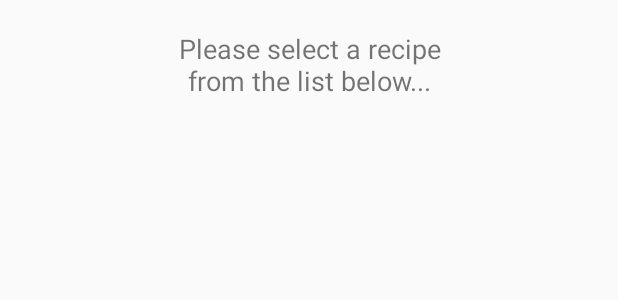
After one commit to LeonMulvaney/TheIntelligentFoodNetwork, an Android app: the layout activity_recipes_from_food_contents.xml on its own in the app's theme, with its tools: preview values and no code run, on a phone screen of 412 x 824 dp. The commit adds this screen. Shown: the top 300 px of the screen. Run offline under Robolectric (Android 15) with nearby library versions, the phone set to English and light mode, and no system bars.

```diff
--- a/app/src/main/AndroidManifest.xml
+++ b/app/src/main/AndroidManifest.xml
@@ -22,7 +22,9 @@
         <activity android:name=".Home" />
         <activity android:name=".AddFoodItem" />
         <activity android:name=".FoodContents" />
-        <activity android:name=".FoodSearch"></activity>
+        <activity android:name=".FoodSearch" />
+        <activity android:name=".RecipesFromFoodContents" />
+        <activity android:name=".NutrientsResult"></activity>
     </application>
 
 </manifest>
--- /dev/null
+++ b/app/src/main/res/layout/activity_recipes_from_food_contents.xml
@@ -0,0 +1,37 @@
+<?xml version="1.0" encoding="utf-8"?>
+<LinearLayout xmlns:android="http://schemas.android.com/apk/res/android"
+    xmlns:app="http://schemas.android.com/apk/res-auto"
+    xmlns:tools="http://schemas.android.com/tools"
+    android:layout_width="match_parent"
+    android:layout_height="match_parent"
+    tools:context="ie.ncirl.a14445618.theintelligentfoodnetwork.RecipesFromFoodContents"
+    android:orientation="vertical">
+
+    <TextView
+        android:layout_width="200dp"
+        android:layout_height="wrap_content"
+        android:layout_marginTop="20dp"
+        android:text="Please select a recipe from the list below..."
+        android:layout_gravity="center"
+        android:textAlignment="center"
+        android:textSize="18sp"/>
+
+    <ScrollView
+        android:layout_width="fill_parent"
+        android:layout_height="wrap_content">
+
+        <LinearLayout
+            android:layout_width="fill_parent"
+            android:layout_height="wrap_content"
+            android:orientation="vertical">
+
+            <ListView
+                android:id="@+id/recipeListView"
+                android:layout_width="fill_parent"
+                android:layout_height="wrap_content"
+                android:layout_marginTop="15dp">
+            </ListView>
+        </LinearLayout>
+    </ScrollView>
+
+</LinearLayout>
--- a/app/src/main/res/layout/food_search_item_adapter_layout.xml
+++ b/app/src/main/res/layout/food_search_item_adapter_layout.xml
@@ -10,8 +10,7 @@
         <LinearLayout
             android:layout_width="fill_parent"
             android:layout_height="wrap_content"
-            android:orientation="vertical"
-            android:background="@color/white">
+            android:orientation="vertical">
 
             <TextView
                 android:id="@+id/tvNutritionalFacts"
--- a/app/src/main/res/values/strings.xml
+++ b/app/src/main/res/values/strings.xml
@@ -12,6 +12,7 @@
     <string name="add_food_item_action_bar_string">Add Item</string>
     <string name="recipes_action_bar_string">My Fridge</string>
     <string name="food_search_action_bar_string">Nutritional Values</string>
+    <string name="recipes_from_food_contents_action_bar_string">Recipes based on</string>
 
     <!--Food Contents Spinner -->
     <string-array name="food_contents_spinner_array">
```
Also changed, not shown: app/src/main/java/ie/ncirl/a14445618/theintelligentfoodnetwork/FoodContents.java (+17 -25 lines), app/src/main/java/ie/ncirl/a14445618/theintelligentfoodnetwork/NutrientsResult.java (added, +107 -0 lines), app/src/main/java/ie/ncirl/a14445618/theintelligentfoodnetwork/RecipesFromFoodContents.java (added, +38 -0 lines), app/src/main/res/layout/activity_nutrients_result.xml (added, +47 -0 lines).
